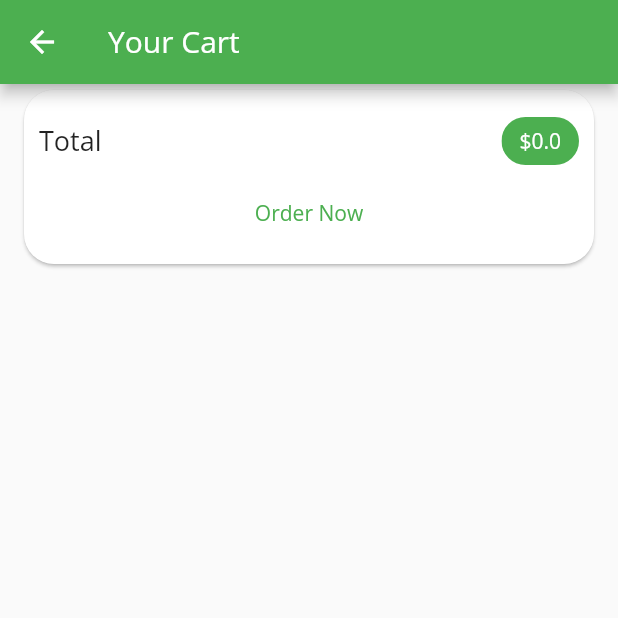
After one commit to rafliandreansyah/shop_app, a Flutter app: the CartScreen screen opened by its route, on a phone screen of 412 x 824 dp, the top half of it. The commit adds this screen. Run offline on Flutter 3.47's test engine with Material 2 defaults, Android fonts, the phone set to English and light mode, and no system bars; network calls fail.

Commit message:
Add item and total price on cart

```diff
--- a/lib/main.dart
+++ b/lib/main.dart
@@ -1,4 +1,5 @@
 import 'package:flutter/material.dart';
+import 'package:shop_app/screens/cart_screen.dart';
 import 'package:shop_app/screens/product_overview_screen.dart';
 import 'package:provider/provider.dart';
 
@@ -36,6 +37,7 @@ class MyApp extends StatelessWidget {
         home: ProductOverviewScreen(),
         routes: {
           ProductDetailScreen.routeName: (ctx) => ProductDetailScreen(),
+          CartScreen.routeName: (ctx) => CartScreen(),
         },
       ),
     );
--- a/lib/providers/cart.dart
+++ b/lib/providers/cart.dart
@@ -24,6 +24,14 @@ class Cart with ChangeNotifier {
     return _items.length;
   }
 
+  double get totalAmount {
+    var totalAmount = 0.0;
+    _items.forEach((key, value) {
+      totalAmount += value.price * value.quantity;
+    });
+    return totalAmount;
+  }
+
   void addItem(String productId, String title, double price) {
     if (_items.containsKey(productId)) {
       _items.update(
--- /dev/null
+++ b/lib/screens/cart_screen.dart
@@ -0,0 +1,74 @@
+import 'package:flutter/material.dart';
+import 'package:provider/provider.dart';
+
+import '../providers/cart.dart' show Cart;
+import '../widgets/cart_item.dart';
+
+class CartScreen extends StatelessWidget {
+  static const routeName = '/cart';
+
+  @override
+  Widget build(BuildContext context) {
+    final cart = Provider.of<Cart>(context);
+    return Scaffold(
+      appBar: AppBar(
+        title: Text('Your Cart'),
+      ),
+      body: Column(
+        children: [
+          Card(
+            margin: const EdgeInsets.symmetric(vertical: 4.0, horizontal: 16.0),
+            shape: RoundedRectangleBorder(
+              borderRadius: BorderRadius.circular(20),
+            ),
+            child: Padding(
+              padding: const EdgeInsets.all(10),
+              child: Column(
+                children: [
+                  Row(
+                    mainAxisAlignment: MainAxisAlignment.spaceBetween,
+                    children: [
+                      const Text(
+                        'Total',
+                        style: TextStyle(
+                          fontSize: 18.0,
+                        ),
+                      ),
+                      Chip(
+                        backgroundColor: Theme.of(context).primaryColor,
+                        label: Text(
+                          '\$${cart.totalAmount}',
+                          style: TextStyle(
+                              color: Theme.of(context)
+                                  .primaryTextTheme
+                                  .headline6
+                                  ?.color),
+                        ),
+                      ),
+                    ],
+                  ),
+                  FlatButton(
+                    onPressed: () {},
+                    textColor: Theme.of(context).primaryColor,
+                    child: const Text('Order Now'),
+                  ),
+                ],
+              ),
+            ),
+          ),
+          Expanded(
+            child: ListView.builder(
+              itemBuilder: (ctx, i) => CartItem(
+                id: cart.items.values.toList()[i].id,
+                title: cart.items.values.toList()[i].title,
+                price: cart.items.values.toList()[i].price,
+                quantity: cart.items.values.toList()[i].quantity,
+              ),
+              itemCount: cart.items.length,
+            ),
+          )
+        ],
+      ),
+    );
+  }
+}
--- a/lib/screens/product_overview_screen.dart
+++ b/lib/screens/product_overview_screen.dart
@@ -1,5 +1,6 @@
 import 'package:flutter/material.dart';
 import 'package:provider/provider.dart';
+import 'package:shop_app/screens/cart_screen.dart';
 import 'package:shop_app/widgets/badge.dart';
 
 import '../widgets/products_list.dart';
@@ -46,7 +47,9 @@ class _ProductOverviewScreenState extends State<ProductOverviewScreen> {
               value: cart.prodCart.toString(),
             ),
             child: IconButton(
-              onPressed: () {},
+              onPressed: () {
+                Navigator.of(context).pushNamed(CartScreen.routeName);
+              },
               icon: const Icon(Icons.shopping_cart),
             ),
           )
```
Also changed, not shown: lib/widgets/cart_item.dart (added, +50 -0 lines).
